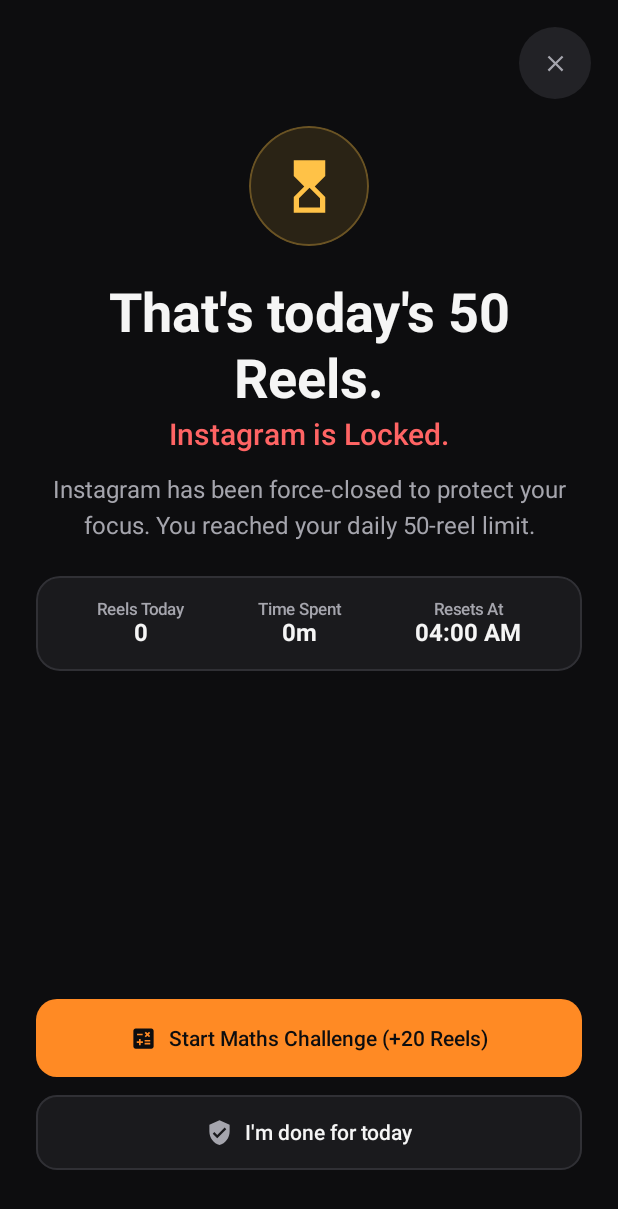
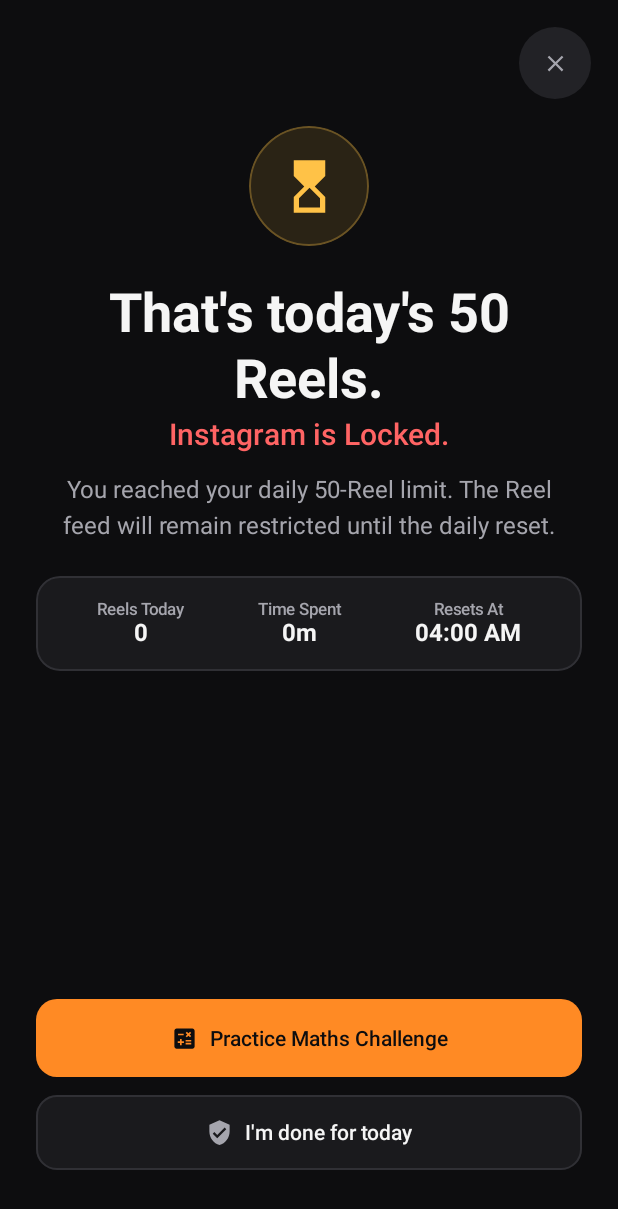
Before and after one commit to NIKHILSINGLAT/ScrollBattle, an Android app built with Jetpack Compose: the composable LimitReachedScreen shown on its own in the app's theme, on a phone screen of 412 x 824 dp. Shown: the top 1209 px of the screen. Run offline under Robolectric (Android 15) with nearby library versions, the phone set to English and light mode, and no system bars; our stand-ins replace Navigation 3.

Commit message:
ui: clarify hard 50-Reel limit and remove bonus bypass

```diff
--- a/app/src/main/java/com/scrollbattle/ui/screens/LimitReachedScreen.kt
+++ b/app/src/main/java/com/scrollbattle/ui/screens/LimitReachedScreen.kt
@@ -101,7 +101,7 @@ fun LimitReachedScreen(
                 Spacer(modifier = Modifier.height(16.dp))
 
                 Text(
-                    text = "Instagram has been force-closed to protect your focus. You reached your daily 50-reel limit.",
+                    text = "You reached your daily 50-Reel limit. The Reel feed will remain restricted until the daily reset.",
                     style = MaterialTheme.typography.bodyLarge,
                     color = TextSecondary,
                     textAlign = TextAlign.Center,
@@ -143,9 +143,9 @@ fun LimitReachedScreen(
                 modifier = Modifier.padding(bottom = 8.dp)
             ) {
                 PrimaryActionButton(
-                    text = if (state.bonusClaimedToday) "Bonus already claimed for today" else "Start Maths Challenge (+20 Reels)",
+                    text = "Practice Maths Challenge",
                     leadingIcon = Icons.Default.Calculate,
-                    enabled = !state.bonusClaimedToday,
+                    enabled = true,
                     onClick = onStartChallenge
                 )
                 SecondaryActionButton(
```
